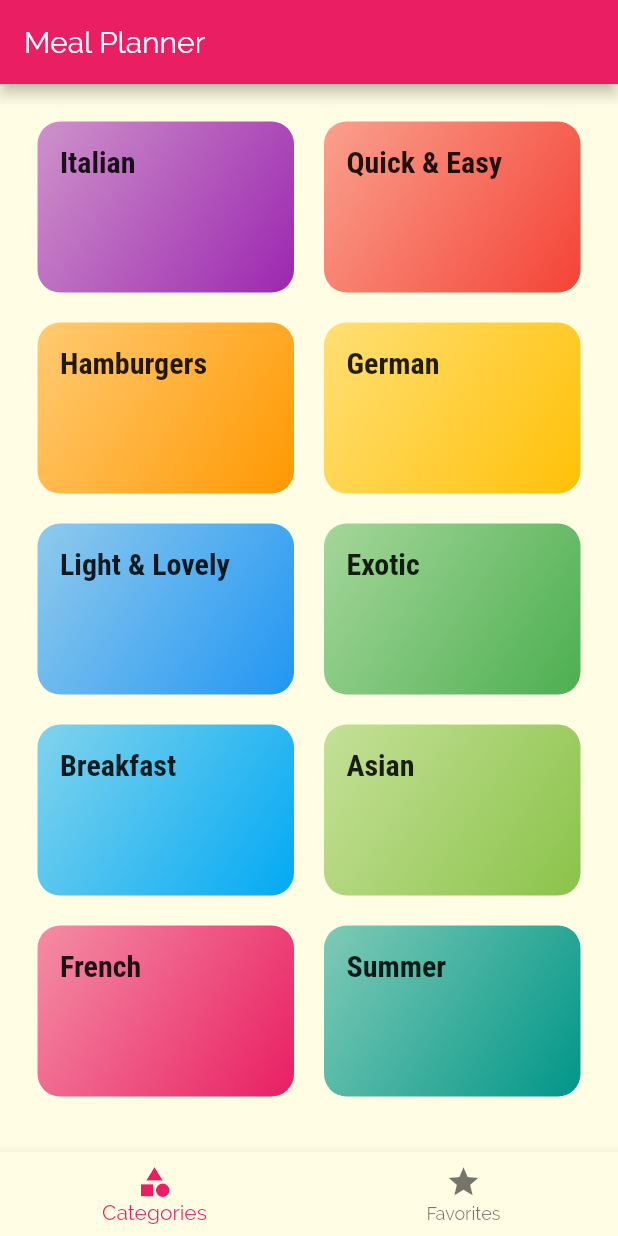
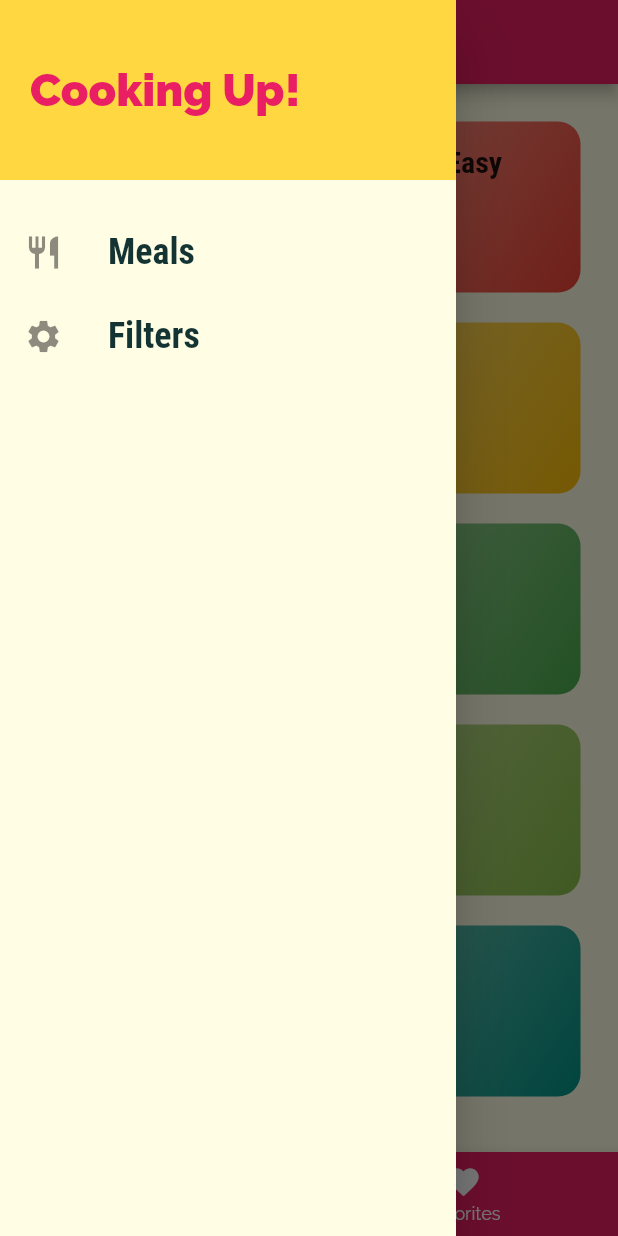
Before and after one commit to vijayb95/flutterPractice, a Flutter app: the screen it shows after launch, with the side drawer open (before the commit the screen has no drawer), on a phone screen of 412 x 824 dp. Run offline on Flutter 3.47's test engine with Material 2 defaults, Android fonts, the phone set to English and light mode, and no system bars.

Commit message:
added filtering logic

```diff
--- a/mealsApp/lib/main.dart
+++ b/mealsApp/lib/main.dart
@@ -1,12 +1,52 @@
 import 'package:flutter/material.dart';
-import 'package:mealsApp/screens/tabs_screen.dart';
+
+import './dummy_data.dart';
+import './models/meal.dart';
+import './screens/filters_screen.dart';
+import './screens/tabs_screen.dart';
 import './screens/category_meals_screen.dart';
 import './screens/categories_screen.dart';
 import './screens/meal_detail_screen.dart';
 
 void main() => runApp(MyApp());
 
-class MyApp extends StatelessWidget {
+class MyApp extends StatefulWidget {
+  @override
+  _MyAppState createState() => _MyAppState();
+}
+
+class _MyAppState extends State<MyApp> {
+  Map<String, bool> _filters = {
+    'gluten': false,
+    'vegan': false,
+    'vegetarian': false,
+    'lactose': false,
+  };
+
+  List<Meal> _availableMeals = DUMMY_MEALS;
+
+  void _setFilters(Map<String, bool> filterData) {
+    setState(() {
+      _filters = filterData;
+
+      _availableMeals = DUMMY_MEALS.where((meal) {
+        if (_filters['gluten'] && !meal.isGlutenFree) {
+          return false;
+        }
+        if (_filters['lactose'] && !meal.isLactoseFree) {
+          return false;
+        }
+        if (_filters['vegan'] && !meal.isVegan) {
+          return false;
+        }
+        if (_filters['vegetarian'] && !meal.isVegetarian) {
+          return false;
+        }
+        return true;
+      }).toList();
+    });
+  }
+
   @override
   Widget build(BuildContext context) {
     return MaterialApp(
@@ -29,12 +69,22 @@ class MyApp extends StatelessWidget {
                   fontWeight: FontWeight.bold),
             ),
       ),
-      home:
-          TabsScreen(), // '/' in routes is alternate way to set home screen
+      // home: TabsScreen(), // '/' in routes is alternate way to set home screen
       routes: {
-        // '/': (ctx) => CategoriesScreen(), //Alternate way to set home screen
-        CategoryMealsScreen.routeName: (ctx) => CategoryMealsScreen(),
+        '/': (ctx) => TabsScreen(), //Alternate way to set home screen
+        CategoryMealsScreen.routeName: (ctx) =>
+            CategoryMealsScreen(_availableMeals),
         MealDetailScreen.routeName: (ctx) => MealDetailScreen(),
+        FiltersScreen.routeName: (ctx) => FiltersScreen(_filters,_setFilters),
+      },
+      onGenerateRoute: (settings) {
+        print(settings.arguments);
+        // if (settings.name == '/meal-detail') {
+        //   return ...;
+        // } else if (settings.name == '/something-else') {
+        //   return ...;
+        // }
+        return MaterialPageRoute(builder: (ctx) => CategoriesScreen(),);
       },
       onUnknownRoute: (settings) =>
           MaterialPageRoute(builder: (ctx) => CategoriesScreen()),
--- a/mealsApp/lib/screens/tabs_screen.dart
+++ b/mealsApp/lib/screens/tabs_screen.dart
@@ -1,4 +1,5 @@
 import 'package:flutter/material.dart';
+import '../widgets/main_drawer.dart';
 
 import './favorites_screen.dart';
 import './categories_screen.dart';
@@ -20,22 +21,35 @@ class _TabsScreenState extends State<TabsScreen> {
     },
   ];
 
+  int _selectedIndex = 0;
+
+  void _selectPage(ind) {
+    setState(() {
+      _selectedIndex = ind;
+    });
+  }
+
   @override
   Widget build(BuildContext context) {
     return Scaffold(
       appBar: AppBar(
-        title: Text('Meal Planner'),
+        title: Text(_pages[_selectedIndex]['title']),
       ),
-      body: CategoriesScreen(),
+      drawer: MainDrawer(),
+      body: _pages[_selectedIndex]['page'],
       bottomNavigationBar: BottomNavigationBar(
-        // type: BottomNavigationBarType.fixed,
+        onTap: _selectPage,
+        backgroundColor: Theme.of(context).primaryColor,
+        unselectedItemColor: Colors.white,
+        selectedItemColor: Theme.of(context).accentColor,
+        currentIndex: _selectedIndex,
         items: [
           BottomNavigationBarItem(
             icon: Icon(Icons.category),
             label: 'Categories',
           ),
           BottomNavigationBarItem(
-            icon: Icon(Icons.star),
+            icon: Icon(Icons.favorite),
             label: 'Favorites',
           ),
         ],
--- /dev/null
+++ b/mealsApp/lib/widgets/main_drawer.dart
@@ -0,0 +1,55 @@
+import 'package:flutter/material.dart';
+import '../screens/filters_screen.dart';
+
+class MainDrawer extends StatelessWidget {
+  Widget _buildListTile(IconData icon, String text, Function tabHandler) {
+    return ListTile(
+      leading: Icon(
+        icon,
+        size: 26,
+      ),
+      title: Text(
+        text,
+        style: TextStyle(
+            fontFamily: 'RobotoCondensed',
+            fontSize: 24,
+            fontWeight: FontWeight.bold),
+      ),
+      onTap: tabHandler,
+    );
+  }
+
+  @override
+  Widget build(BuildContext context) {
+    return Drawer(
+      child: Column(
+        children: [
+          Container(
+            height: 120,
+            width: double.infinity,
+            padding: EdgeInsets.all(20),
+            alignment: Alignment.centerLeft,
+            color: Theme.of(context).accentColor,
+            child: Text(
+              'Cooking Up!',
+              style: TextStyle(
+                fontWeight: FontWeight.w900,
+                fontSize: 30,
+                color: Theme.of(context).primaryColor,
+              ),
+            ),
+          ),
+          SizedBox(
+            height: 20,
+          ),
+          _buildListTile(Icons.restaurant, 'Meals', () {
+            Navigator.of(context).pushReplacementNamed('/');
+          }),
+          _buildListTile(Icons.settings, 'Filters', () {
+            Navigator.of(context).pushReplacementNamed(FiltersScreen.routeName);
+          }),
+        ],
+      ),
+    );
+  }
+}
```
Also changed, not shown: mealsApp/lib/screens/category_meals_screen.dart (+40 -17 lines), mealsApp/lib/screens/filters_screen.dart (added, +101 -0 lines), mealsApp/lib/screens/meal_detail_screen.dart (+12 -3 lines), mealsApp/lib/widgets/meal-item.dart (+9 -1 lines).
